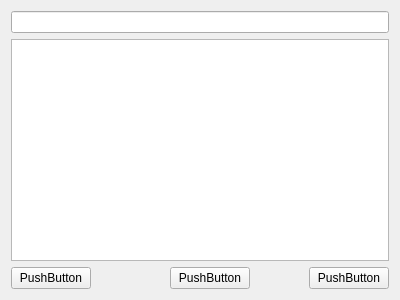
Old version of the form notes/dialogfornote.ui in the repository mkhalez/notes.
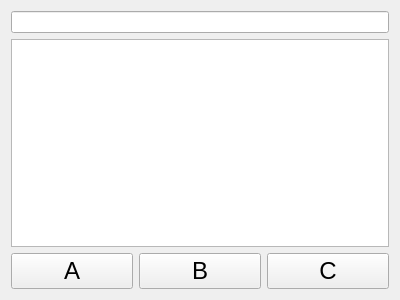
New version of the form.

```diff
--- a/notes/dialogfornote.ui
+++ b/notes/dialogfornote.ui
@@ -15,67 +15,52 @@
   </property>
   <layout class="QGridLayout" name="gridLayout">
    <item row="0" column="0">
-    <widget class="QLineEdit" name="lineEdit"/>
-   </item>
-   <item row="1" column="0">
+    <layout class="QVBoxLayout" name="verticalLayout">
+     <item>
+      <widget class="QLineEdit" name="titleEdit"/>
+     </item>
+     <item>
     <widget class="QTextEdit" name="textEdit"/>
    </item>
-   <item row="2" column="0">
-    <layout class="QHBoxLayout" name="horizontalLayout_3">
-     <item>
-      <layout class="QHBoxLayout" name="horizontalLayout_2">
        <item>
         <layout class="QHBoxLayout" name="horizontalLayout">
          <item>
-          <widget class="QPushButton" name="pushButton">
+        <widget class="QPushButton" name="underlinedButton">
+         <property name="font">
+          <font>
+           <pointsize>18</pointsize>
+          </font>
+         </property>
            <property name="text">
-            <string>PushButton</string>
+          <string>A</string>
            </property>
           </widget>
          </item>
          <item>
-          <spacer name="horizontalSpacer">
-           <property name="orientation">
-            <enum>Qt::Horizontal</enum>
-           </property>
-           <property name="sizeHint" stdset="0">
-            <size>
-             <width>138</width>
-             <height>20</height>
-            </size>
-           </property>
-          </spacer>
-         </item>
-         <item>
-          <widget class="QPushButton" name="pushButton_2">
+        <widget class="QPushButton" name="redButton">
+         <property name="font">
+          <font>
+           <pointsize>18</pointsize>
+          </font>
+         </property>
            <property name="text">
-            <string>PushButton</string>
+          <string>B</string>
            </property>
           </widget>
          </item>
-        </layout>
-       </item>
        <item>
-        <spacer name="horizontalSpacer_2">
-         <property name="orientation">
-          <enum>Qt::Horizontal</enum>
+        <widget class="QPushButton" name="crossOutButton">
+         <property name="font">
+          <font>
+           <pointsize>18</pointsize>
+          </font>
          </property>
-         <property name="sizeHint" stdset="0">
-          <size>
-           <width>118</width>
-           <height>20</height>
-          </size>
-         </property>
-        </spacer>
-       </item>
-      </layout>
-     </item>
-     <item>
-      <widget class="QPushButton" name="pushButton_3">
        <property name="text">
-        <string>PushButton</string>
-       </property>
-      </widget>
+          <string>С</string>
+         </property>
+        </widget>
+       </item>
+      </layout>
      </item>
     </layout>
    </item>
```
Lines whose indentation alone changed are shown as unchanged.
